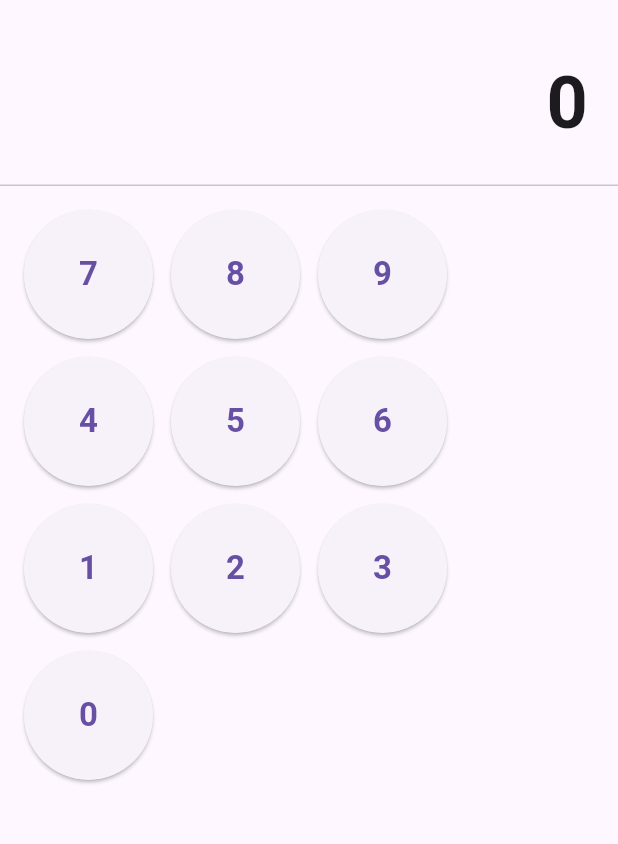
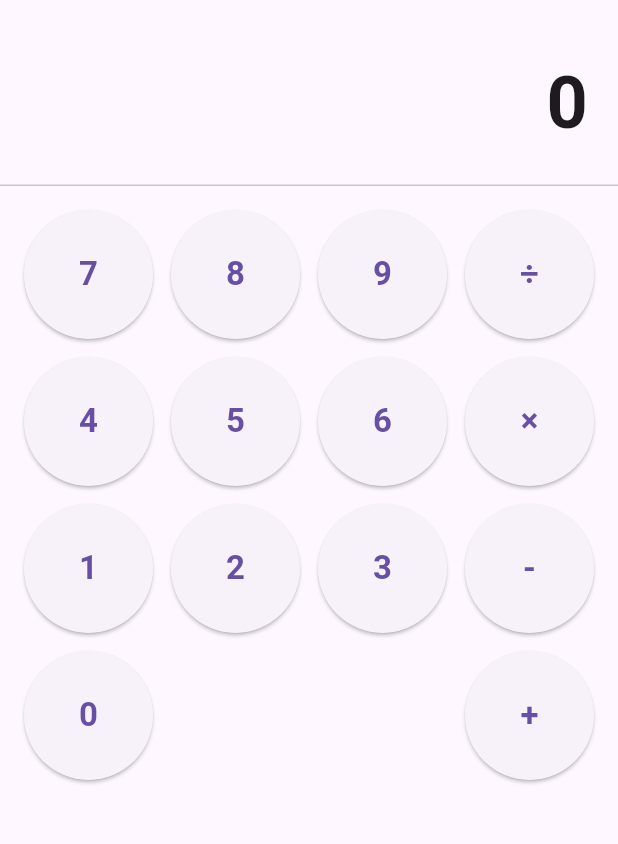
Before and after one commit to rdinani1/calculator, a Flutter app: the screen it shows after launch, on a phone screen of 412 x 824 dp, the part 63-907 px from its top. Run offline on Flutter 3.47's test engine with Material 3 defaults, Android fonts, the phone set to English and light mode, and no system bars.

Commit message:
Functional Requirements

```diff
--- a/lib/main.dart
+++ b/lib/main.dart
@@ -27,7 +27,10 @@ class CalculatorScreen extends StatefulWidget {
 
 class _CalculatorScreenState extends State<CalculatorScreen> {
   String _display = '0';
+
   String _currentInput = '';
+  double? _firstOperand;
+  String? _operator; // '+', '-', '*', '/'
 
   void _onNumberPress(String digit) {
     setState(() {
@@ -37,6 +40,17 @@ class _CalculatorScreenState extends State<CalculatorScreen> {
         _currentInput += digit;
       }
       _display = _currentInput.isEmpty ? '0' : _currentInput;
+    });
+  }
+
+  void _onOperatorPress(String op) {
+    if (_currentInput.isEmpty) return;
+
+    setState(() {
+      _firstOperand = double.tryParse(_currentInput);
+      _operator = op;
+      _currentInput = '';
+      _display = '0';
     });
   }
 
@@ -63,22 +77,22 @@ class _CalculatorScreenState extends State<CalculatorScreen> {
       _calcButton(label: '7', onTap: () => _onNumberPress('7')),
       _calcButton(label: '8', onTap: () => _onNumberPress('8')),
       _calcButton(label: '9', onTap: () => _onNumberPress('9')),
-      const SizedBox.shrink(),
+      _calcButton(label: '÷', onTap: () => _onOperatorPress('/')),
 
       _calcButton(label: '4', onTap: () => _onNumberPress('4')),
       _calcButton(label: '5', onTap: () => _onNumberPress('5')),
       _calcButton(label: '6', onTap: () => _onNumberPress('6')),
-      const SizedBox.shrink(),
+      _calcButton(label: '×', onTap: () => _onOperatorPress('*')),
 
       _calcButton(label: '1', onTap: () => _onNumberPress('1')),
       _calcButton(label: '2', onTap: () => _onNumberPress('2')),
       _calcButton(label: '3', onTap: () => _onNumberPress('3')),
-      const SizedBox.shrink(),
+      _calcButton(label: '-', onTap: () => _onOperatorPress('-')),
 
       _calcButton(label: '0', onTap: () => _onNumberPress('0')),
       const SizedBox.shrink(),
       const SizedBox.shrink(),
-      const SizedBox.shrink(),
+      _calcButton(label: '+', onTap: () => _onOperatorPress('+')),
     ];
 
     return Scaffold(
```
